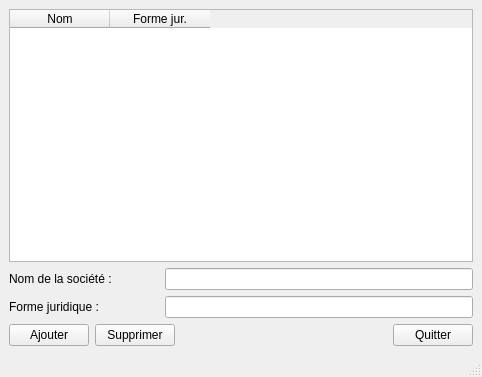
This is ui/companymanagementwindow.ui in jphoubion/COMailPrinting as Qt 5 draws it before an edit. The edited form follows.
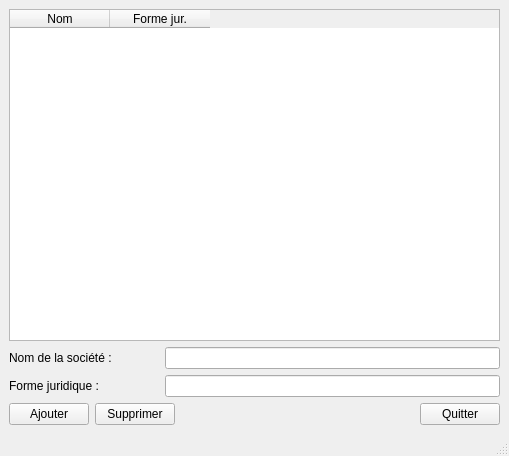
This is the edited form.

What changed in the file:
```diff
--- a/ui/companymanagementwindow.ui
+++ b/ui/companymanagementwindow.ui
@@ -9,8 +9,8 @@
    <rect>
     <x>0</x>
     <y>0</y>
-    <width>482</width>
-    <height>377</height>
+    <width>509</width>
+    <height>456</height>
    </rect>
   </property>
   <property name="windowTitle">
```
